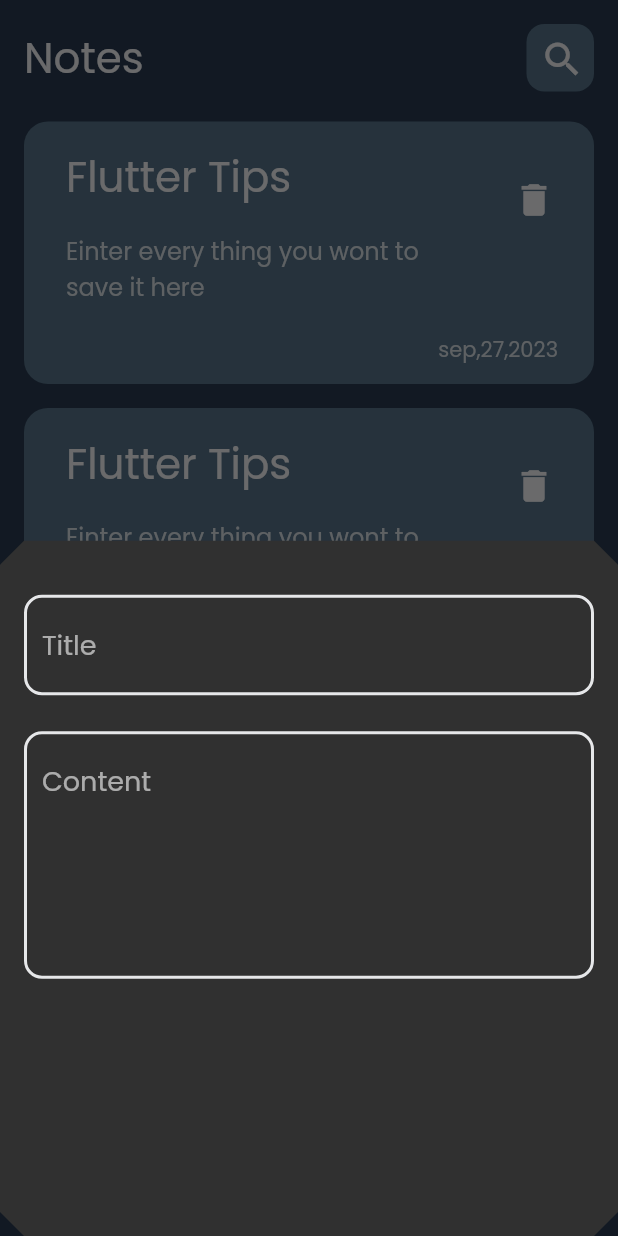
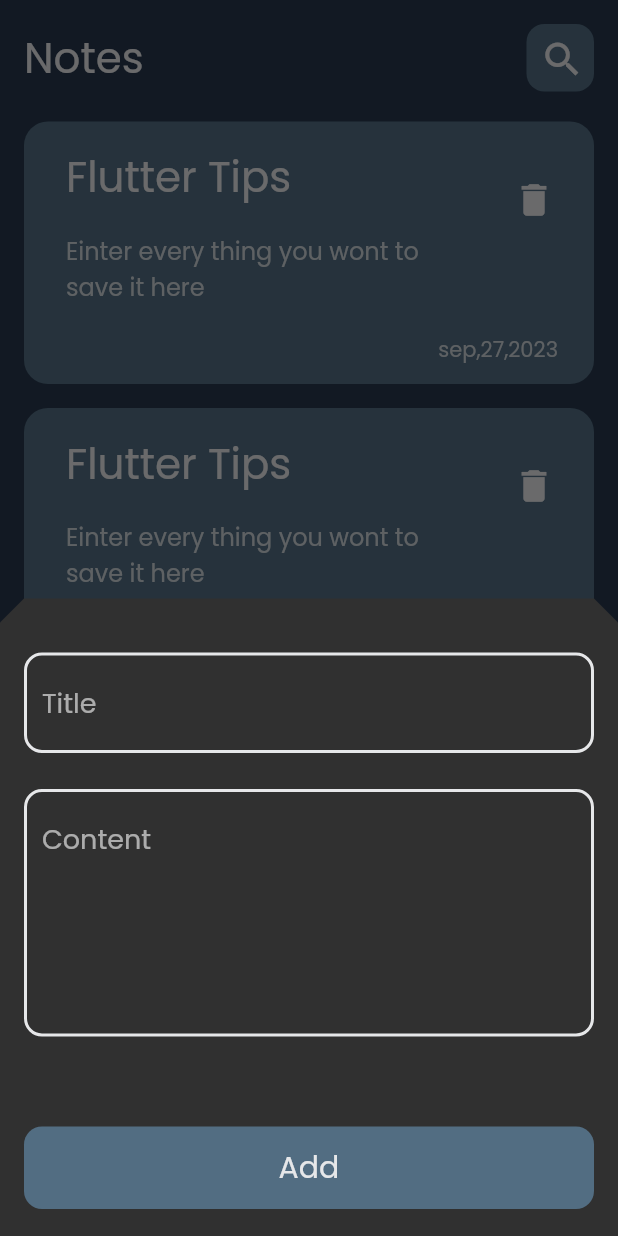
Before and after one commit to MohamedMohamedSaleh/notes_app, a Flutter app: the screen it shows after launch, after a tap on the "add" icon, on a phone screen of 412 x 824 dp. Run offline on Flutter 3.47's test engine with Material 2 defaults, Android fonts, the phone set to English and light mode, and no system bars.

Commit message:
I finish notes the bottom sheet

```diff
--- a/lib/views/notes_view.dart
+++ b/lib/views/notes_view.dart
@@ -14,9 +14,10 @@ class NotesView extends StatelessWidget {
         backgroundColor: myBlackLight,
         onPressed: () {
           showModalBottomSheet(
-              shape: BeveledRectangleBorder(
-                borderRadius: BorderRadius.circular(16)
-              ),
+              shape: const BeveledRectangleBorder(
+                  borderRadius: BorderRadius.only(
+                      topLeft: Radius.circular(16),
+                      topRight: Radius.circular(16))),
               context: context,
               builder: (context) {
                 return const AddNoteBottomSheet();
--- a/lib/views/widgets/add_note_bottom_sheet.dart
+++ b/lib/views/widgets/add_note_bottom_sheet.dart
@@ -1,5 +1,5 @@
 import 'package:flutter/material.dart';
-
+import 'custom_button.dart';
 import 'custom_text_field.dart';
 
 class AddNoteBottomSheet extends StatelessWidget {
@@ -9,17 +9,28 @@ class AddNoteBottomSheet extends StatelessWidget {
   Widget build(BuildContext context) {
     return const Padding(
       padding: EdgeInsets.only(top: 36, right: 16, left: 16),
+      child: SingleChildScrollView(
         child: Column(
           children: [
             CustomTextField(
               hintText: 'Title',
             ),
-          SizedBox(height: 24,),
+            SizedBox(
+              height: 24,
+            ),
             CustomTextField(
               hintText: 'Content',
               maxLines: 5,
-          )
+            ),
+            SizedBox(
+              height: 60,
+            ),
+            CustomButton(),
+            SizedBox(
+              height: 18,
+            ),
           ],
+        ),
       ),
     );
   }
--- /dev/null
+++ b/lib/views/widgets/custom_button.dart
@@ -0,0 +1,25 @@
+import 'package:flutter/material.dart';
+
+import '../../constants/colors.dart';
+
+
+
+class CustomButton extends StatelessWidget {
+  const CustomButton({super.key});
+
+  @override
+  Widget build(BuildContext context) {
+    return Container(
+      padding: const EdgeInsets.symmetric(horizontal: 16),
+      width: MediaQuery.of(context).size.width,
+      height: 55,
+      decoration: BoxDecoration(
+        borderRadius: BorderRadius.circular(
+          12,
+        ),
+        color: myBlackMix,
+      ),
+      child: Center(child: Text("Add", style: TextStyle(fontSize: 20, color: myWhite,),)),
+    );
+  }
+}
```
Lines whose indentation alone changed are shown as unchanged.
